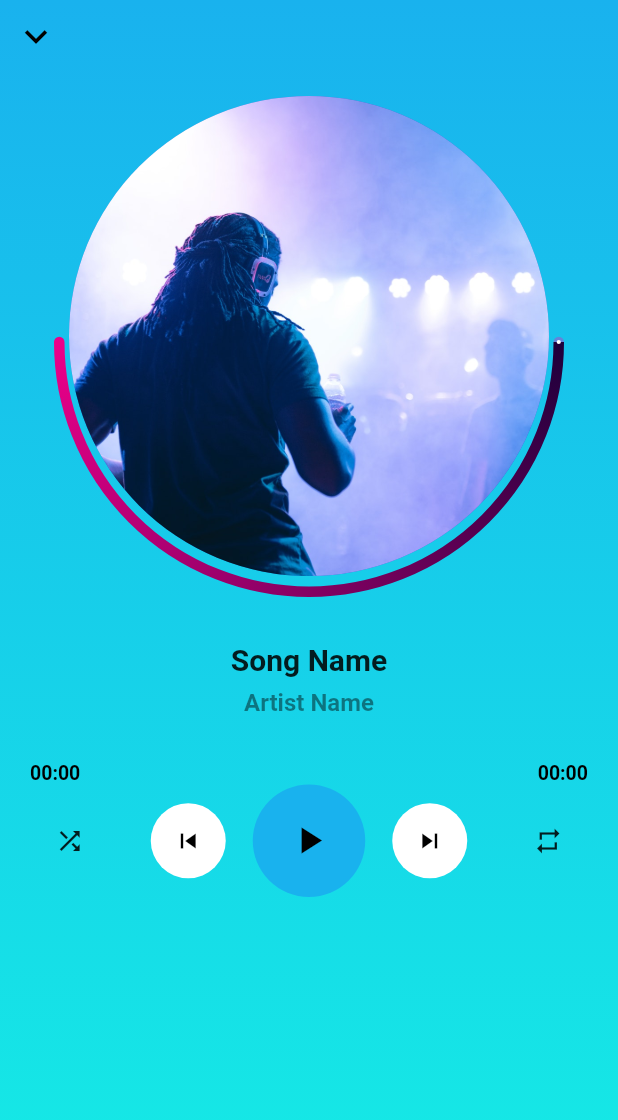
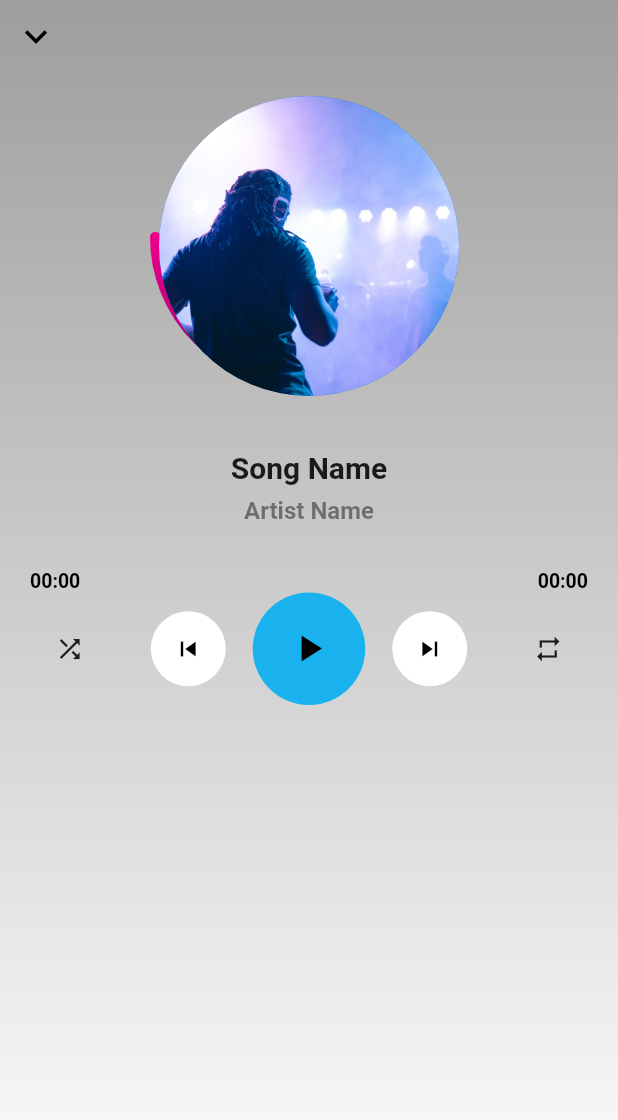
Before and after one commit to devenderbutani21/musicplayerflutterapp, a Flutter app: the screen it shows after launch, on a phone screen of 412 x 824 dp. Shown: the top 1120 px of the screen. Run offline on Flutter 3.47's test engine with Material 2 defaults, Android fonts, the phone set to English and light mode, and no system bars; drawn by our look-alikes of sleek_circular_slider; our stand-ins replace audioplayers, file_picker.

```diff
--- a/lib/screens/home/home.dart
+++ b/lib/screens/home/home.dart
@@ -61,8 +61,10 @@ class _HomeScreenState extends State<HomeScreen> {
                   begin: Alignment.topCenter,
                   end: Alignment.bottomCenter,
                   colors: [
-                Color.fromARGB(255, 25, 178, 238),
-                Color.fromARGB(255, 21, 236, 229),
+                    Colors.grey,
+                    Colors.white,
+//                Color.fromARGB(255, 25, 178, 238),
+//                Color.fromARGB(255, 21, 236, 229),
 //                    Color.fromARGB(255, 190,101,245),
 //                    Color.fromARGB(255, 218,120,221),
 //                    Color.fromARGB(255, 249,123,160),
@@ -102,13 +104,15 @@ class _HomeScreenState extends State<HomeScreen> {
                 child: Stack(
                   children: <Widget>[
                     Container(
-                      alignment: Alignment.center,
+//                      height: 300,
+//                      width: 300,
+//                      alignment: Alignment.center,
                       child: SleekCircularSlider(
                         min: 0.0,
                         max: completeTimeSlider,
-                        initialValue: currentTimeSlider ?? 0,
+                        initialValue:  0.0 ?? currentTimeSlider,
                         appearance: CircularSliderAppearance(
-                          size: 340,
+                          size: 200,
                           startAngle: 180,
                           angleRange: 180,
                           counterClockwise: true,
@@ -132,11 +136,13 @@ class _HomeScreenState extends State<HomeScreen> {
                       ),
                     ),
                     Container(
-                      alignment: Alignment.center,
+//                      height: 300,
+//                      width: 300,
+//                      alignment: Alignment.center,
                       padding: EdgeInsets.all(6),
                       child: CircleAvatar(
                         backgroundImage: AssetImage('assets/2.jpg'),
-                        maxRadius: 160,
+                        maxRadius: 100,
                       ),
                     ),
                   ],
```
